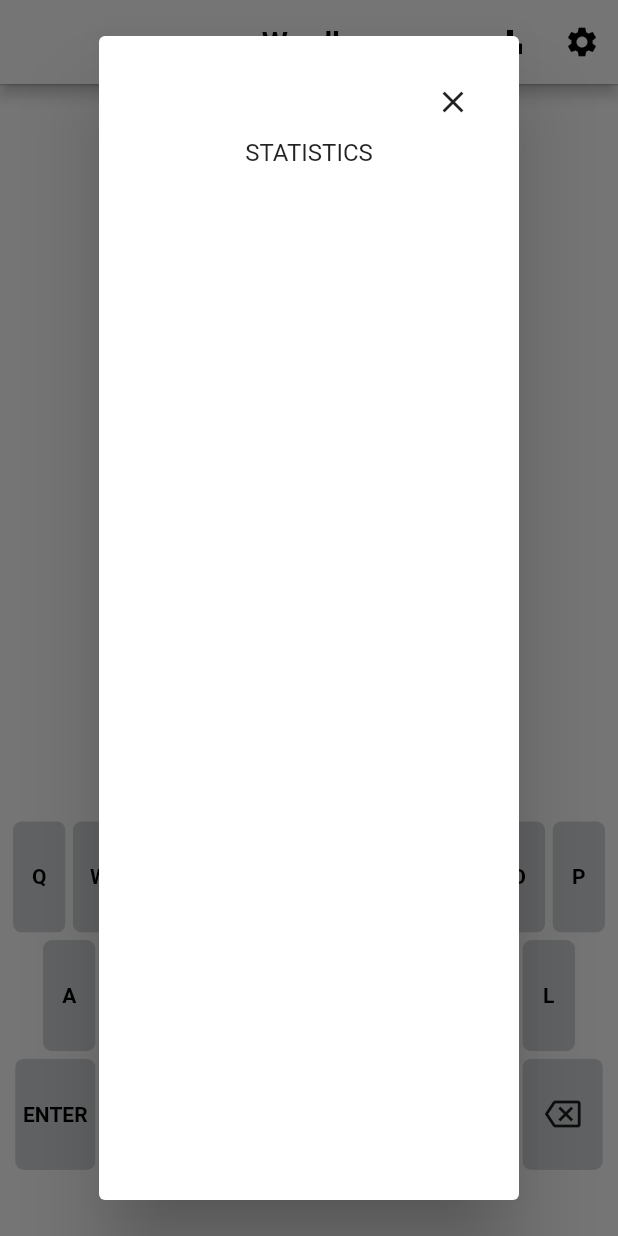
After one commit to ziburi-hiro/wordle, a Flutter app: the screen it shows after launch, after a tap on the "bar chart" icon, on a phone screen of 412 x 824 dp. The commit adds this screen. Run offline on Flutter 3.47's test engine with Material 2 defaults, Android fonts, the phone set to English and light mode, and no system bars; our stand-ins replace shared_preferences.

Commit message:
implement 18~20

```diff
--- /dev/null
+++ b/lib/animations/bounce.dart
@@ -0,0 +1,58 @@
+import 'package:flutter/material.dart';
+
+class Bounce extends StatefulWidget {
+  const Bounce({Key? key, required this.child, required this.animate}) : super(key: key);
+
+  final Widget child;
+  final bool animate;
+
+  @override
+  State<Bounce> createState() => _BounceState();
+}
+
+class _BounceState extends State<Bounce> with SingleTickerProviderStateMixin{
+
+  late AnimationController _animationController;
+  late Animation<double> _animation;
+
+  @override
+  void initState() {
+
+    _animationController = AnimationController(
+      duration: Duration(milliseconds: 200),
+      vsync: this
+    );
+
+    _animation = TweenSequence<double>(
+      [
+        TweenSequenceItem(tween: Tween(begin: 1.0, end: 1.30), weight: 1),
+        TweenSequenceItem(tween: Tween(begin: 1.30, end:1.0), weight: 1),
+      ]
+    ).animate(CurvedAnimation(parent: _animationController, curve: Curves.bounceOut));
+
+    super.initState();
+  }
+
+  @override
+  void dispose() {
+    _animationController.dispose();
+    super.dispose();
+  }
+
+  @override
+  void didUpdateWidget(covariant Bounce oldWidget) {
+    if(widget.animate){
+      _animationController.reset();
+      _animationController.forward();
+    }
+    super.didUpdateWidget(oldWidget);
+  }
+
+  @override
+  Widget build(BuildContext context) {
+    return ScaleTransition(
+      scale: _animation,
+      child: widget.child,
+    );
+  }
+}
--- /dev/null
+++ b/lib/animations/dance.dart
@@ -0,0 +1,61 @@
+import 'package:flutter/material.dart';
+
+class Dance extends StatefulWidget {
+  const Dance({Key? key, required this.child, required this.animate, required this.delay}) : super(key: key);
+
+  final Widget child;
+  final bool animate;
+  final int delay;
+
+  @override
+  State<Dance> createState() => _DanceState();
+}
+
+class _DanceState extends State<Dance> with SingleTickerProviderStateMixin{
+
+  late AnimationController _controller;
+  late Animation<Offset> _animation;
+
+  @override
+  void initState() {
+    _controller = AnimationController(
+      duration: const Duration(milliseconds: 1000),
+      vsync: this
+    );
+    _animation = TweenSequence<Offset>(
+      [
+        TweenSequenceItem(tween: Tween(begin: const Offset(0,0),end: const Offset(0,-0.80) ), weight: 15),
+        TweenSequenceItem(tween: Tween(begin: const Offset(0,-0.80),end: const Offset(0,0) ), weight: 10),
+        TweenSequenceItem(tween: Tween(begin: const Offset(0,0),end: const Offset(0,-0.30) ), weight: 12),
+        TweenSequenceItem(tween: Tween(begin: const Offset(0,-0.30),end: const Offset(0,0) ), weight: 8),
+      ]
+    ).animate(CurvedAnimation(parent: _controller, curve: Curves.easeInOutSine));
+
+    super.initState();
+  }
+
+  @override
+  void dispose() {
+
+    _controller.dispose();
+    super.dispose();
+  }
+
+  @override
+  void didUpdateWidget(covariant Dance oldWidget) {
+    if(widget.animate){
+      Future.delayed(Duration(milliseconds: widget.delay), (){
+        _controller.forward();
+      });
+    }
+    super.didUpdateWidget(oldWidget);
+  }
+
+  @override
+  Widget build(BuildContext context) {
+    return SlideTransition(
+      position: _animation,
+      child: widget.child,
+    );
+  }
+}
--- a/lib/components/grid.dart
+++ b/lib/components/grid.dart
@@ -1,5 +1,9 @@
 import 'package:flutter/material.dart';
+import 'package:provider/provider.dart';
+import 'package:wordle/animations/bounce.dart';
+import 'package:wordle/animations/dance.dart';
 import 'package:wordle/components/tile.dart';
+import 'package:wordle/controller.dart';
 
 class Grid extends StatelessWidget {
   const Grid({
@@ -13,12 +17,37 @@ class Grid extends StatelessWidget {
         padding: const EdgeInsets.fromLTRB(36, 20, 36, 20),
         itemCount: 20,
         gridDelegate: const SliverGridDelegateWithFixedCrossAxisCount(
-          mainAxisSpacing: 4,
-          crossAxisSpacing: 4,
+          mainAxisSpacing: 3,
+          crossAxisSpacing: 3,
           crossAxisCount: 4,
         ),
         itemBuilder: (context, index){
-          return Tile(index: index,);
+          return Consumer<Controller>(
+            builder: (_, notifier , __) {
+              bool animate = false;
+              bool animateDance = false;
+              int danceDelay = 1600;
+              if(index == notifier.currentTile - 1 && !notifier.isBackOrEnterTapped){
+                animate = true;
+              }
+              if(notifier.gameWon){
+                for(int i = notifier.tilesEntered.length - 4; i < notifier.tilesEntered.length; i++){
+                  if(index == i){
+                    animateDance = true;
+                    danceDelay += 150 * (i - ((notifier.currentRow - 1) * 4));
+                  }
+                }
+              }
+              return Dance(
+                delay: danceDelay,
+                animate: animateDance,
+                child: Bounce(
+                  animate: animate,
+                  child: Tile(index: index,)
+            ),
+              );
+            },
+          );
         }
     );
   }
--- /dev/null
+++ b/lib/components/stats.dart
@@ -0,0 +1,24 @@
+import 'package:flutter/material.dart';
+
+class StatsBox extends StatelessWidget {
+  const StatsBox({Key? key}) : super(key: key);
+
+  @override
+  Widget build(BuildContext context) {
+    return AlertDialog(
+      content: Column(
+        crossAxisAlignment: CrossAxisAlignment.stretch,
+        children: [
+          IconButton(
+            alignment: Alignment.centerRight,
+              onPressed: (){},
+              icon: Icon(Icons.clear)
+          ),
+          Expanded(
+              child: Text('STATISTICS',textAlign: TextAlign.center,)
+          ),
+        ],
+      ),
+    );
+  }
+}
--- a/lib/controller.dart
+++ b/lib/controller.dart
@@ -7,6 +7,8 @@ import 'models/tile_model.dart';
 class Controller extends ChangeNotifier {
 
   bool checkLine = false;
+  bool isBackOrEnterTapped = false;
+  bool gameWon = false;
   String correctWord = "";
   int currentTile = 0;
   int currentRow = 0;
@@ -18,6 +20,7 @@ class Controller extends ChangeNotifier {
 
     if(value == 'ENTER'){
       if(currentTile == 4 * (currentRow + 1)){
+        isBackOrEnterTapped = true;
         checkWord();
       }
 
@@ -25,12 +28,14 @@ class Controller extends ChangeNotifier {
       if(currentTile > 4 * (currentRow + 1) - 4){
         currentTile--;
         tilesEntered.removeLast();
+        isBackOrEnterTapped = true;
       }
 
     }else{
       if(currentTile < 4 * (currentRow + 1)){
         tilesEntered.add(TileModel(letter: value, answerStage: AnswerStage.notAnswered));
         currentTile++;
+        isBackOrEnterTapped = false;
       }
     }
     notifyListeners();
@@ -52,6 +57,7 @@ class Controller extends ChangeNotifier {
       for (int i = currentRow * 4; i < (currentRow * 4) + 4; i++) {
         tilesEntered[i].answerStage = AnswerStage.correct;
         keyMap.update(tilesEntered[i].letter, (value) => AnswerStage.correct);
+        gameWon = true;
       }
     } else {
       for (int i = 0; i < 4; i++) {
@@ -86,13 +92,17 @@ class Controller extends ChangeNotifier {
       for (int i = currentRow * 4; i < (currentRow * 4) + 4; i++) {
         if (tilesEntered[i].answerStage == AnswerStage.notAnswered) {
           tilesEntered[i].answerStage = AnswerStage.incorrect;
-          keyMap.update(
-              tilesEntered[i].letter, (value) => AnswerStage.incorrect);
+
+          final results = keyMap.entries.where((element) => element.key == tilesEntered[i].letter);
+          if(results.single.value == AnswerStage.notAnswered){
+            keyMap.update(
+                tilesEntered[i].letter, (value) => AnswerStage.incorrect);
+          }
         }
       }
-      currentRow++;
     }
     checkLine = true;
+    currentRow++;
     notifyListeners();
   }
 }
--- a/lib/screen/home_page.dart
+++ b/lib/screen/home_page.dart
@@ -3,6 +3,7 @@ import 'package:flutter/material.dart';
 import 'package:provider/provider.dart';
 import 'package:wordle/components/grid.dart';
 import 'package:wordle/components/keyboard_row.dart';
+import 'package:wordle/components/stats.dart';
 import 'package:wordle/constants/words.dart';
 import 'package:wordle/controller.dart';
 import 'package:wordle/data/key_map.dart';
@@ -41,6 +42,12 @@ class _HomePageState extends State<HomePage> {
         actions: [
           IconButton(
               onPressed: (){
+                showDialog(context: context, builder: (_) => StatsBox());
+              },
+              icon: Icon(Icons.bar_chart_outlined)
+          ),
+          IconButton(
+              onPressed: (){
                 Navigator.of(context).push(MaterialPageRoute(builder: (context) => Settings()
                 ));
               },
```
